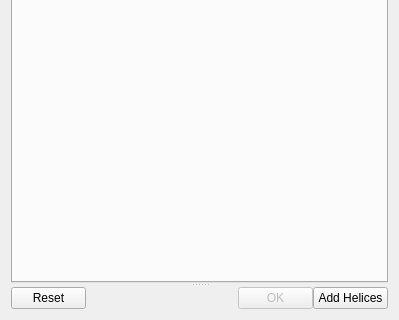
The window that bin/ToolkitGui/ui/ui_dialog_sse_helix_correspondence_finder.ui (GorgonCryoEM/Gorgon) describes before a commit, drawn with Qt 5; both pictures show x 0 to 399 and y 296 to 616 of the 399 by 616 pixel window.
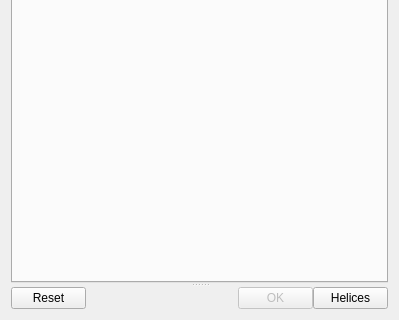
The same window after the commit.

Commit message: rename button text

Diff of the .ui file:
```diff
--- a/bin/ToolkitGui/ui/ui_dialog_sse_helix_correspondence_finder.ui
+++ b/bin/ToolkitGui/ui/ui_dialog_sse_helix_correspondence_finder.ui
@@ -1389,7 +1389,7 @@
            </size>
           </property>
           <property name="text">
-           <string>Add Helices</string>
+           <string>Helices</string>
           </property>
          </widget>
         </item>
```
The commit also changes 1 other file.
